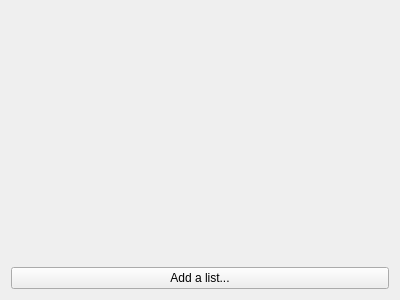
Above: boardwidget.ui from Tunous/KanaNotes before the change. Below: the same form after it.
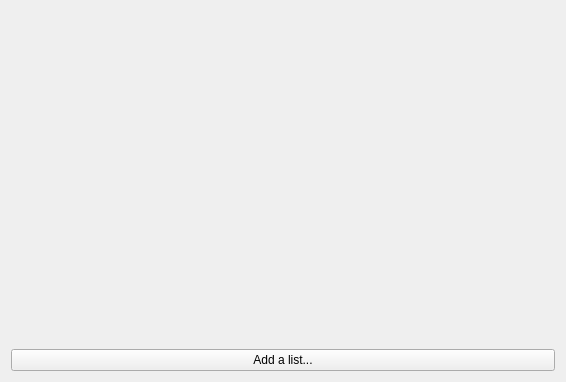
That is the form after the change.

What changed in the file:
```diff
--- a/boardwidget.ui
+++ b/boardwidget.ui
@@ -6,8 +6,8 @@
    <rect>
     <x>0</x>
     <y>0</y>
-    <width>400</width>
-    <height>300</height>
+    <width>566</width>
+    <height>382</height>
    </rect>
   </property>
   <property name="windowTitle">
```
Left out of the diff: 26 changed lines with no effect on the pictures.
